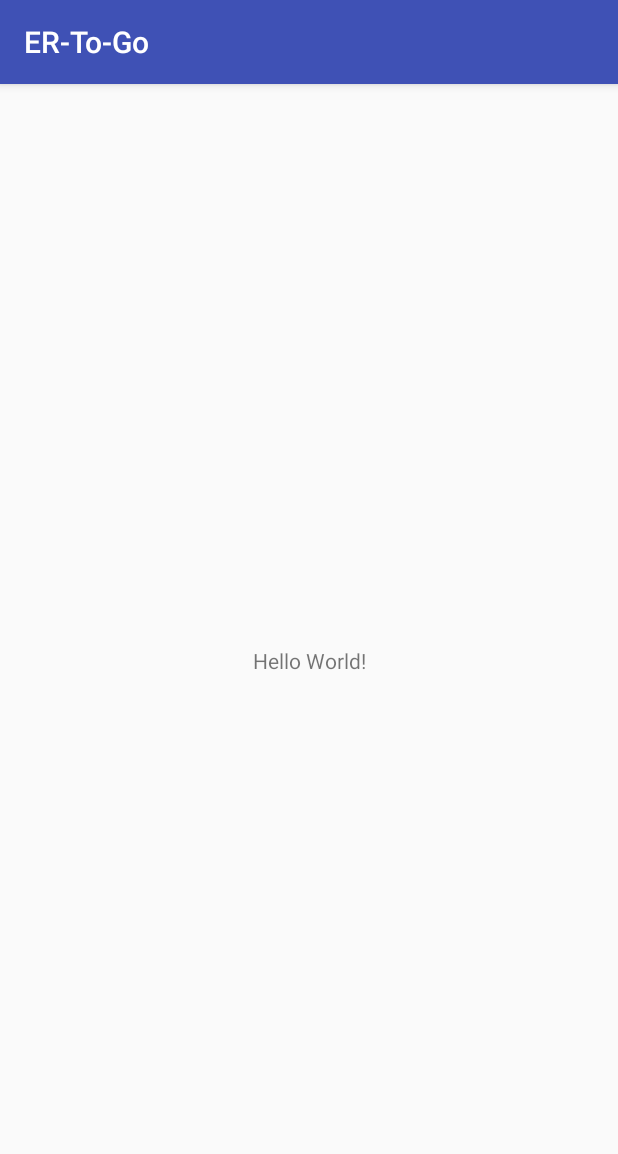
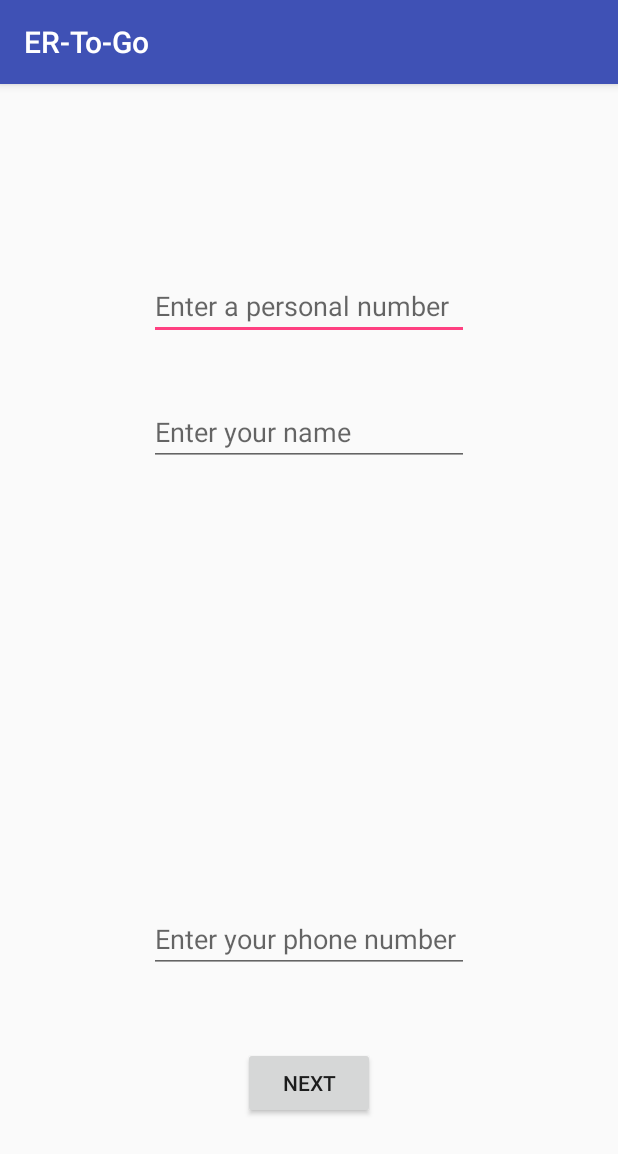
Before and after one commit to CSE-Hack-18/ER-To-Go, an Android app: the screen it shows after launch (MainActivity), on a phone screen of 412 x 824 dp. Shown: the top 1154 px of the screen. Run offline under Robolectric (Android 15) with nearby library versions, the phone set to English and light mode, and no system bars.

Commit message:
Created the first layout which is responsible for inserting the patient personal info

```diff
--- a/ERToGo/app/src/main/AndroidManifest.xml
+++ b/ERToGo/app/src/main/AndroidManifest.xml
@@ -16,6 +16,7 @@
                 <category android:name="android.intent.category.LAUNCHER" />
             </intent-filter>
         </activity>
+        <activity android:name=".Activity2"></activity>
     </application>
 
 </manifest>
--- /dev/null
+++ b/ERToGo/app/src/main/java/com/er_to_go/Activity2.java
@@ -0,0 +1,13 @@
+package com.er_to_go;
+
+import android.support.v7.app.AppCompatActivity;
+import android.os.Bundle;
+
+public class Activity2 extends AppCompatActivity {
+
+    @Override
+    protected void onCreate(Bundle savedInstanceState) {
+        super.onCreate(savedInstanceState);
+        setContentView(R.layout.activity_2);
+    }
+}
--- a/ERToGo/app/src/main/java/com/er_to_go/MainActivity.java
+++ b/ERToGo/app/src/main/java/com/er_to_go/MainActivity.java
@@ -1,13 +1,29 @@
 package com.er_to_go;
 
+import android.content.Intent;
 import android.support.v7.app.AppCompatActivity;
 import android.os.Bundle;
+import android.view.View;
+import android.widget.Button;
 
 public class MainActivity extends AppCompatActivity {
-
+private Button button;
     @Override
     protected void onCreate(Bundle savedInstanceState) {
         super.onCreate(savedInstanceState);
         setContentView(R.layout.activity_main);
+
+        button = (Button) findViewById(R.id.button);
+        button.setOnClickListener(new View.OnClickListener() {
+            @Override
+            public void onClick(View v) {
+                openActivity2();
+            }
+        });
     }
+
+   public void openActivity2(){
+        Intent intent = new Intent(this, Activity2.class);
+        startActivity(intent);
+   }
 }
--- /dev/null
+++ b/ERToGo/app/src/main/res/layout/activity_2.xml
@@ -0,0 +1,9 @@
+<?xml version="1.0" encoding="utf-8"?>
+<android.support.constraint.ConstraintLayout xmlns:android="http://schemas.android.com/apk/res/android"
+    xmlns:app="http://schemas.android.com/apk/res-auto"
+    xmlns:tools="http://schemas.android.com/tools"
+    android:layout_width="match_parent"
+    android:layout_height="match_parent"
+    tools:context=".Activity2">
+
+</android.support.constraint.ConstraintLayout>
--- a/ERToGo/app/src/main/res/layout/activity_main.xml
+++ b/ERToGo/app/src/main/res/layout/activity_main.xml
@@ -1,18 +1,58 @@
 <?xml version="1.0" encoding="utf-8"?>
-<android.support.constraint.ConstraintLayout xmlns:android="http://schemas.android.com/apk/res/android"
+<RelativeLayout xmlns:android="http://schemas.android.com/apk/res/android"
     xmlns:app="http://schemas.android.com/apk/res-auto"
     xmlns:tools="http://schemas.android.com/tools"
     android:layout_width="match_parent"
     android:layout_height="match_parent"
     tools:context=".MainActivity">
 
-    <TextView
+    <EditText
+        android:id="@+id/PersonalNumberEditText"
         android:layout_width="wrap_content"
         android:layout_height="wrap_content"
-        android:text="Hello World!"
-        app:layout_constraintBottom_toBottomOf="parent"
-        app:layout_constraintLeft_toLeftOf="parent"
-        app:layout_constraintRight_toRightOf="parent"
+        android:layout_alignParentTop="true"
+        android:layout_centerHorizontal="true"
+        android:layout_marginTop="125dp"
+        android:ems="10"
+        android:hint="Enter a personal number"
+        android:inputType="number"
+        app:layout_constraintStart_toStartOf="parent"
         app:layout_constraintTop_toTopOf="parent" />
 
-</android.support.constraint.ConstraintLayout>
+    <Button
+        android:id="@+id/button"
+        android:layout_width="wrap_content"
+        android:layout_height="wrap_content"
+        android:layout_alignParentBottom="true"
+        android:layout_centerHorizontal="true"
+        android:layout_marginBottom="78dp"
+        android:text="Next"
+        app:layout_constraintStart_toStartOf="parent"
+        app:layout_constraintTop_toBottomOf="@+id/PhoneNumberEditText" />
+
+    <EditText
+        android:id="@+id/NameEditText"
+        android:layout_width="wrap_content"
+        android:layout_height="wrap_content"
+        android:layout_alignParentTop="true"
+        android:layout_centerHorizontal="true"
+        android:layout_marginTop="209dp"
+        android:ems="10"
+        android:hint="Enter your name"
+        android:inputType="textPersonName"
+        app:layout_constraintStart_toStartOf="parent"
+        app:layout_constraintTop_toBottomOf="@+id/PersonalNumberEditText" />
+
+    <EditText
+        android:id="@+id/PhoneNumberEditText"
+        android:layout_width="wrap_content"
+        android:layout_height="wrap_content"
+        android:layout_alignParentBottom="true"
+        android:layout_centerHorizontal="true"
+        android:layout_marginBottom="175dp"
+        android:ems="10"
+        android:hint="Enter your phone number"
+        android:inputType="number"
+        app:layout_constraintStart_toStartOf="parent"
+        app:layout_constraintTop_toBottomOf="@+id/NameEditText" />
+</RelativeLayout>
```
